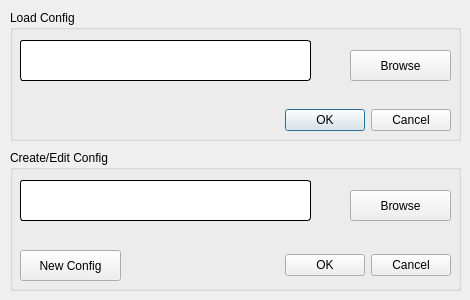
The window that gui/pv_config.ui (AdvancedPhotonSource/DashPVA) describes before a commit, drawn with Qt 5.
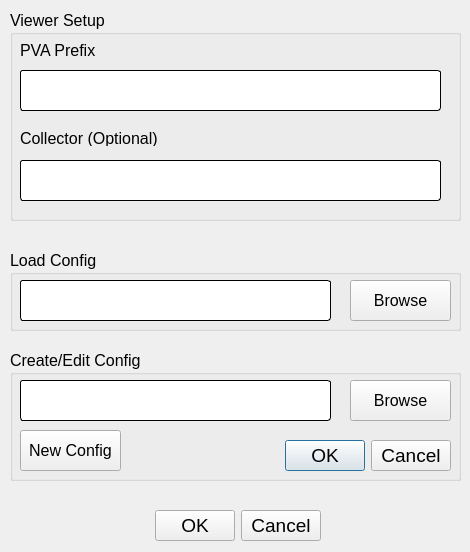
The same window after the commit.

Commit message: Changes to PV reader so it can take collector and implementation of a config dialog in progress

```diff
--- a/gui/pv_config.ui
+++ b/gui/pv_config.ui
@@ -7,7 +7,7 @@
     <x>0</x>
     <y>0</y>
     <width>470</width>
-    <height>300</height>
+    <height>552</height>
    </rect>
   </property>
   <property name="windowTitle">
@@ -17,11 +17,16 @@
    <property name="geometry">
     <rect>
      <x>10</x>
-     <y>10</y>
+     <y>250</y>
      <width>451</width>
-     <height>131</height>
+     <height>81</height>
     </rect>
    </property>
+   <property name="font">
+    <font>
+     <pointsize>12</pointsize>
+    </font>
+   </property>
    <property name="title">
     <string>Load Config</string>
    </property>
@@ -30,10 +35,15 @@
      <rect>
       <x>10</x>
       <y>30</y>
-      <width>291</width>
+      <width>311</width>
       <height>41</height>
      </rect>
     </property>
+    <property name="font">
+     <font>
+      <pointsize>12</pointsize>
+     </font>
+    </property>
     <property name="styleSheet">
      <string notr="true">border:1px solid black;
 border-radius:3;
@@ -45,35 +55,16 @@
     <property name="geometry">
      <rect>
       <x>340</x>
-      <y>40</y>
+      <y>30</y>
       <width>101</width>
-      <height>31</height>
+      <height>41</height>
      </rect>
     </property>
     <property name="text">
      <string>Browse</string>
     </property>
-   </widget>
-   <widget class="QDialogButtonBox" name="btn_load_accept_reject">
-    <property name="geometry">
-     <rect>
-      <x>270</x>
-      <y>90</y>
-      <width>171</width>
-      <height>41</height>
-     </rect>
-    </property>
-    <property name="sizePolicy">
-     <sizepolicy hsizetype="Expanding" vsizetype="Fixed">
-      <horstretch>0</horstretch>
-      <verstretch>0</verstretch>
-     </sizepolicy>
-    </property>
-    <property name="orientation">
-     <enum>Qt::Horizontal</enum>
-    </property>
-    <property name="standardButtons">
-     <set>QDialogButtonBox::Cancel|QDialogButtonBox::Ok</set>
+    <property name="default">
+     <bool>false</bool>
     </property>
    </widget>
   </widget>
@@ -81,11 +72,16 @@
    <property name="geometry">
     <rect>
      <x>10</x>
-     <y>150</y>
+     <y>350</y>
      <width>451</width>
-     <height>141</height>
+     <height>131</height>
     </rect>
    </property>
+   <property name="font">
+    <font>
+     <pointsize>12</pointsize>
+    </font>
+   </property>
    <property name="title">
     <string>Create/Edit Config</string>
    </property>
@@ -93,9 +89,9 @@
     <property name="geometry">
      <rect>
       <x>10</x>
-      <y>100</y>
+      <y>80</y>
       <width>101</width>
-      <height>31</height>
+      <height>41</height>
      </rect>
     </property>
     <property name="text">
@@ -107,10 +103,15 @@
      <rect>
       <x>10</x>
       <y>30</y>
-      <width>291</width>
+      <width>311</width>
       <height>41</height>
      </rect>
     </property>
+    <property name="font">
+     <font>
+      <pointsize>12</pointsize>
+     </font>
+    </property>
     <property name="styleSheet">
      <string notr="true">border:1px solid black;
 border-radius:3;
@@ -122,9 +123,9 @@
     <property name="geometry">
      <rect>
       <x>340</x>
-      <y>40</y>
+      <y>30</y>
       <width>101</width>
-      <height>31</height>
+      <height>41</height>
      </rect>
     </property>
     <property name="text">
@@ -135,16 +136,133 @@
     <property name="geometry">
      <rect>
       <x>270</x>
-      <y>100</y>
+      <y>80</y>
       <width>171</width>
-      <height>31</height>
+      <height>51</height>
      </rect>
     </property>
+    <property name="minimumSize">
+     <size>
+      <width>0</width>
+      <height>0</height>
+     </size>
+    </property>
+    <property name="font">
+     <font>
+      <pointsize>14</pointsize>
+     </font>
+    </property>
     <property name="standardButtons">
      <set>QDialogButtonBox::Cancel|QDialogButtonBox::Ok</set>
     </property>
    </widget>
   </widget>
+  <widget class="QGroupBox" name="gb_viewer_setup">
+   <property name="geometry">
+    <rect>
+     <x>10</x>
+     <y>10</y>
+     <width>451</width>
+     <height>211</height>
+    </rect>
+   </property>
+   <property name="font">
+    <font>
+     <pointsize>12</pointsize>
+    </font>
+   </property>
+   <property name="title">
+    <string>Viewer Setup</string>
+   </property>
+   <widget class="QLineEdit" name="le_pv_prefix">
+    <property name="geometry">
+     <rect>
+      <x>10</x>
+      <y>60</y>
+      <width>421</width>
+      <height>41</height>
+     </rect>
+    </property>
+    <property name="font">
+     <font>
+      <pointsize>12</pointsize>
+     </font>
+    </property>
+    <property name="styleSheet">
+     <string notr="true">border:1px solid black;
+border-radius:3;
+</string>
+    </property>
+   </widget>
+   <widget class="QLineEdit" name="le_collector">
+    <property name="geometry">
+     <rect>
+      <x>10</x>
+      <y>150</y>
+      <width>421</width>
+      <height>41</height>
+     </rect>
+    </property>
+    <property name="font">
+     <font>
+      <pointsize>12</pointsize>
+     </font>
+    </property>
+    <property name="styleSheet">
+     <string notr="true">border:1px solid black;
+border-radius:3;</string>
+    </property>
+   </widget>
+   <widget class="QLabel" name="lbl_pva_prefix">
+    <property name="geometry">
+     <rect>
+      <x>10</x>
+      <y>30</y>
+      <width>81</width>
+      <height>21</height>
+     </rect>
+    </property>
+    <property name="font">
+     <font>
+      <pointsize>12</pointsize>
+     </font>
+    </property>
+    <property name="text">
+     <string>PVA Prefix</string>
+    </property>
+   </widget>
+   <widget class="QLabel" name="lbl_collector">
+    <property name="geometry">
+     <rect>
+      <x>10</x>
+      <y>120</y>
+      <width>171</width>
+      <height>16</height>
+     </rect>
+    </property>
+    <property name="text">
+     <string>Collector (Optional)</string>
+    </property>
+   </widget>
+  </widget>
+  <widget class="QDialogButtonBox" name="btn_setup_accept_reject">
+   <property name="geometry">
+    <rect>
+     <x>140</x>
+     <y>500</y>
+     <width>181</width>
+     <height>51</height>
+    </rect>
+   </property>
+   <property name="font">
+    <font>
+     <pointsize>14</pointsize>
+    </font>
+   </property>
+   <property name="standardButtons">
+    <set>QDialogButtonBox::Cancel|QDialogButtonBox::Ok</set>
+   </property>
+  </widget>
  </widget>
  <resources/>
  <connections>
```
Left out of the diff: 28 changed lines with no effect on the pictures. The commit also changes 12 other files.
